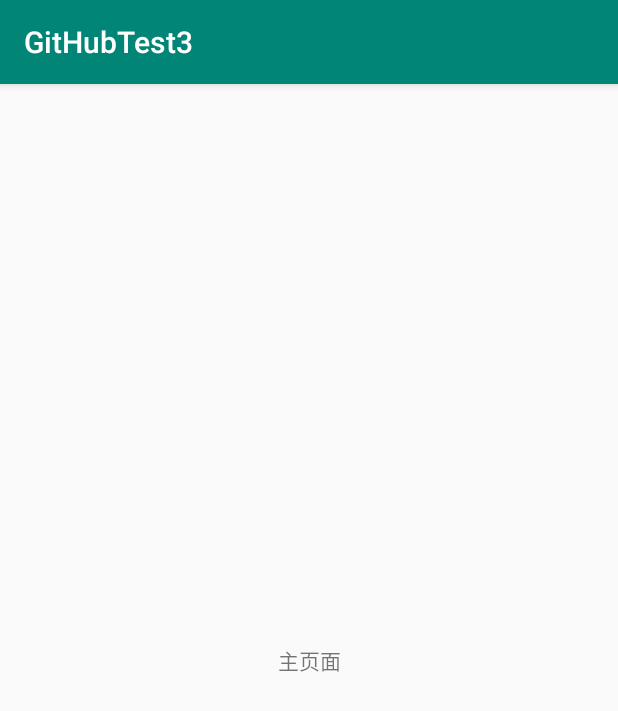
After one commit to czk136/GitHubTest3, an Android app: the IndexActivity screen opened directly, with no data from a screen before it, on a phone screen of 412 x 824 dp. The commit adds this screen. Shown: the top 711 px of the screen. Run offline under Robolectric (Android 15) with nearby library versions, the phone set to English and light mode, and no system bars.

Commit message:
Add jump event.

```diff
--- a/app/src/main/AndroidManifest.xml
+++ b/app/src/main/AndroidManifest.xml
@@ -16,6 +16,7 @@
                 <category android:name="android.intent.category.LAUNCHER" />
             </intent-filter>
         </activity>
+        <activity android:name=".IndexActivity"></activity>
     </application>
 
 </manifest>
--- /dev/null
+++ b/app/src/main/java/cn/itcast/githubtest3/IndexActivity.java
@@ -0,0 +1,13 @@
+package cn.itcast.githubtest3;
+
+import android.support.v7.app.AppCompatActivity;
+import android.os.Bundle;
+
+public class IndexActivity extends AppCompatActivity {
+
+    @Override
+    protected void onCreate(Bundle savedInstanceState) {
+        super.onCreate(savedInstanceState);
+        setContentView(R.layout.activity_index);
+    }
+}
--- a/app/src/main/java/cn/itcast/githubtest3/MainActivity.java
+++ b/app/src/main/java/cn/itcast/githubtest3/MainActivity.java
@@ -24,7 +24,7 @@ public class MainActivity extends AppCompatActivity {
         btn1.setOnClickListener(new View.OnClickListener() {
             @Override
             public void onClick(View view) {
-                Intent intent1 = new Intent();
+                Intent intent1 = new Intent(getApplicationContext(),IndexActivity.class);
                 startActivity(intent1);
             }
         });
--- /dev/null
+++ b/app/src/main/res/layout/activity_index.xml
@@ -0,0 +1,17 @@
+<?xml version="1.0" encoding="utf-8"?>
+<LinearLayout xmlns:android="http://schemas.android.com/apk/res/android"
+    xmlns:app="http://schemas.android.com/apk/res-auto"
+    xmlns:tools="http://schemas.android.com/tools"
+    android:layout_width="match_parent"
+    android:layout_height="match_parent"
+    tools:context=".IndexActivity">
+
+    <TextView
+        android:id="@+id/textView"
+        android:layout_width="wrap_content"
+        android:layout_height="wrap_content"
+        android:layout_weight="1"
+        android:text="主页面"
+        android:gravity="center"
+        android:layout_gravity="center"/>
+</LinearLayout>
```
